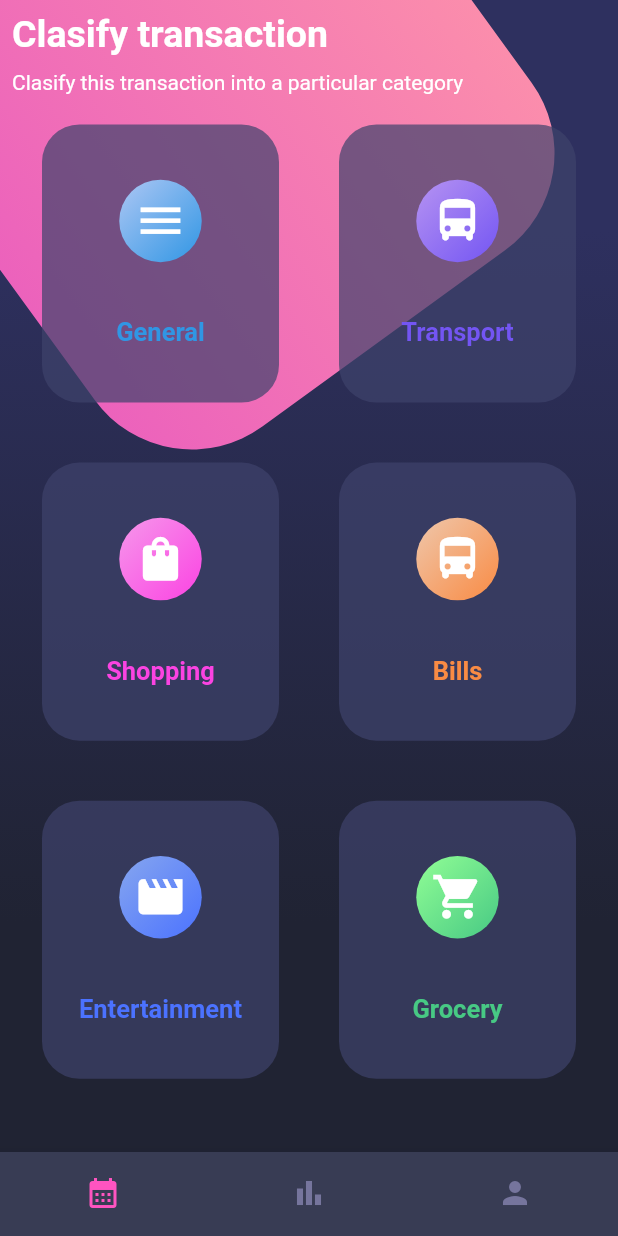
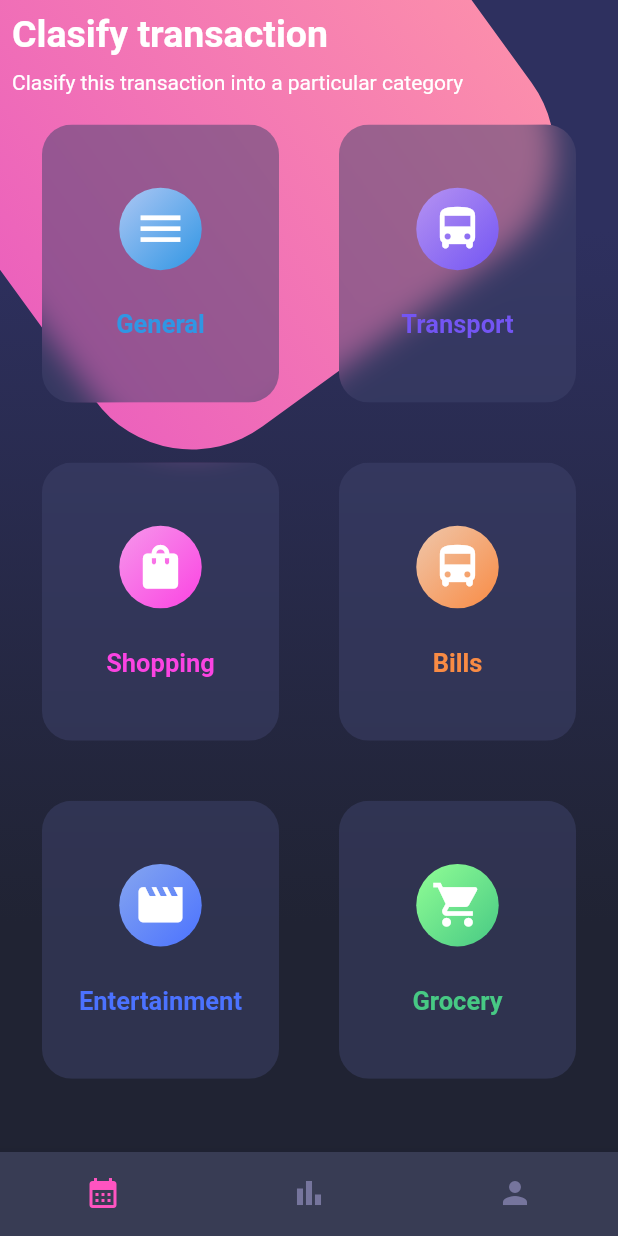
Before and after one commit to CarlosVazquezFarrera/FlutterInterfazAvanzada, a Flutter app: the screen it shows after launch, on a phone screen of 412 x 824 dp. Run offline on Flutter 3.47's test engine with Material 2 defaults, Android fonts, the phone set to English and light mode, and no system bars.

Commit message:
Blur container widget

```diff
--- a/lib/main.dart
+++ b/lib/main.dart
@@ -13,6 +13,7 @@ class MyApp extends StatelessWidget {
   @override
   Widget build(BuildContext context) {
     return MaterialApp(
+      theme: ThemeData.dark(),
       title: 'Avanzado',
       debugShowCheckedModeBanner: false,
       routes: AppRouter.getRoutes(),
--- a/lib/screens/home_screen.dart
+++ b/lib/screens/home_screen.dart
@@ -132,21 +132,19 @@ class _TableItem extends StatelessWidget {
 
   @override
   Widget build(BuildContext context) {
-    final boxDecoration = BoxDecoration(
-        color: const Color.fromRGBO(62, 66, 107, 0.7),
-        borderRadius: BorderRadius.circular(25));
-
     final heigth = MediaQuery.of(context).size.height;
 
     return Container(
       margin: const EdgeInsets.all(20),
+      child: BlurBackground(
         height: heigth * 0.225,
-      decoration: boxDecoration,
+        bgColor: const Color.fromRGBO(62, 66, 107, 0.7),
         child: _BodyTableItem(
           firstColor: firstColor,
           secondColor: secondColor,
           icon: icon,
           texto: texto,
+        ),
       ),
     );
   }
--- /dev/null
+++ b/lib/widgets/blur_background.dart
@@ -0,0 +1,46 @@
+import 'dart:ui';
+
+import 'package:flutter/material.dart';
+
+const EdgeInsetsGeometry defaultPadding = EdgeInsets.all(16);
+const Color defaultColor = Colors.transparent;
+const BorderRadius defayultBorderRadius = BorderRadius.all(Radius.circular(20));
+
+class BlurBackground extends StatelessWidget {
+  const BlurBackground({
+    Key? key,
+    required this.child,
+    this.blur = 10,
+    required this.height,
+    this.width = double.infinity,
+    this.padding = defaultPadding,
+    this.bgColor = defaultColor,
+    this.borderRadius = defayultBorderRadius,
+  }) : super(key: key);
+
+  final Widget child;
+  final double blur;
+  final double? height, width;
+  final EdgeInsetsGeometry padding;
+  final Color bgColor;
+  final BorderRadius borderRadius;
+
+  @override
+  Widget build(BuildContext context) {
+    return ClipRRect(
+      borderRadius: borderRadius,
+      child: BackdropFilter(
+        filter: ImageFilter.blur(sigmaX: blur, sigmaY: blur),
+        child: Container(
+          height: height!,
+          width: width!,
+          padding: padding,
+          color: bgColor == Colors.transparent
+              ? bgColor
+              : bgColor.withOpacity(0.5),
+          child: child,
+        ),
+      ),
+    );
+  }
+}
--- a/lib/widgets/widgets.dart
+++ b/lib/widgets/widgets.dart
@@ -1,2 +1,3 @@
 export 'package:avanzado/widgets/custom_bottom_navigation.dart';
 export 'package:avanzado/widgets/back_ground.dart';
+export 'package:avanzado/widgets/blur_background.dart';
--- a/pubspec.yaml
+++ b/pubspec.yaml
@@ -38,6 +38,8 @@ dependencies:
 dev_dependencies:
   flutter_test:
     sdk: flutter
+  blurrycontainer: ^0.1.0
+
 
   # The "flutter_lints" package below contains a set of recommended lints to
   # encourage good coding practices. The lint set provided by the package is
```
Also changed, not shown: pubspec.lock. Lines whose indentation alone changed are shown as unchanged.
